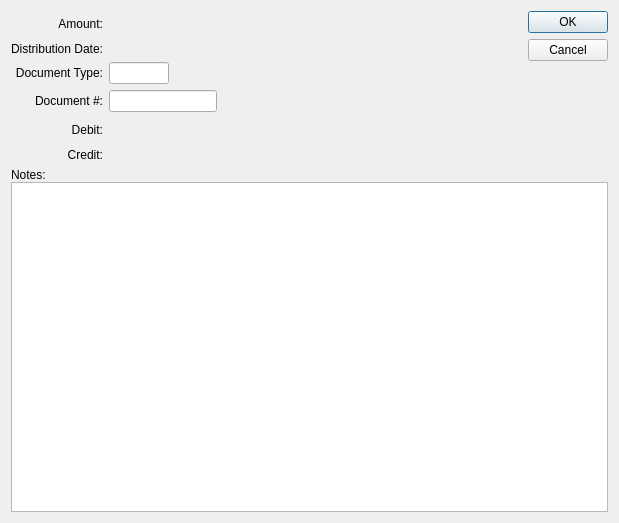
Pegasus-RPG/xtuple-client, file guiclient/glTransaction.ui: the form before one commit.
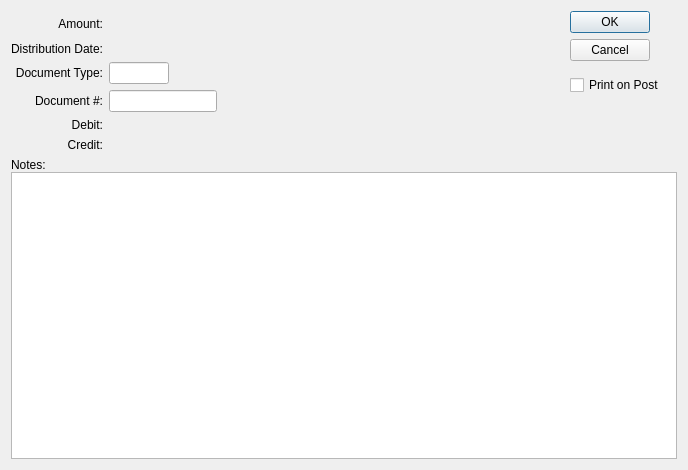
The form after the commit. Custom widgets are drawn as their Qt base class.

Commit message: Issue #26366: Print on Post GL Simple transactions

The edit to the form file:
```diff
--- a/guiclient/glTransaction.ui
+++ b/guiclient/glTransaction.ui
@@ -13,14 +13,79 @@
    <rect>
     <x>0</x>
     <y>0</y>
-    <width>619</width>
-    <height>523</height>
+    <width>688</width>
+    <height>470</height>
    </rect>
   </property>
   <property name="windowTitle">
    <string>Simple G/L Journal Entry</string>
   </property>
   <layout class="QGridLayout" name="gridLayout">
+   <item row="5" column="0" colspan="4">
+    <widget class="QFrame" name="frame">
+     <property name="sizePolicy">
+      <sizepolicy hsizetype="Preferred" vsizetype="Expanding">
+       <horstretch>0</horstretch>
+       <verstretch>1</verstretch>
+      </sizepolicy>
+     </property>
+     <property name="frameShape">
+      <enum>QFrame::NoFrame</enum>
+     </property>
+     <property name="frameShadow">
+      <enum>QFrame::Plain</enum>
+     </property>
+     <layout class="QVBoxLayout">
+      <property name="spacing">
+       <number>0</number>
+      </property>
+      <property name="leftMargin">
+       <number>0</number>
+      </property>
+      <property name="topMargin">
+       <number>0</number>
+      </property>
+      <property name="rightMargin">
+       <number>0</number>
+      </property>
+      <property name="bottomMargin">
+       <number>0</number>
+      </property>
+      <item>
+       <widget class="QLabel" name="_notesLit">
+        <property name="text">
+         <string>Notes:</string>
+        </property>
+        <property name="alignment">
+         <set>Qt::AlignLeading|Qt::AlignLeft|Qt::AlignVCenter</set>
+        </property>
+       </widget>
+      </item>
+      <item>
+       <widget class="XTextEdit" name="_notes">
+        <property name="tabChangesFocus">
+         <bool>true</bool>
+        </property>
+        <property name="spellEnable">
+         <bool>true</bool>
+        </property>
+       </widget>
+      </item>
+     </layout>
+    </widget>
+   </item>
+   <item row="0" column="0">
+    <layout class="QGridLayout" name="gridLayout_2">
+     <item row="3" column="0">
+      <widget class="QLabel" name="_docNumberLit">
+       <property name="text">
+        <string>Document #:</string>
+       </property>
+       <property name="alignment">
+        <set>Qt::AlignRight|Qt::AlignTrailing|Qt::AlignVCenter</set>
+       </property>
+      </widget>
+     </item>
    <item row="0" column="0">
     <widget class="QLabel" name="_amountLit">
      <property name="minimumSize">
@@ -37,43 +102,10 @@
      </property>
     </widget>
    </item>
-   <item row="0" column="1">
-    <layout class="QHBoxLayout">
-     <item>
-      <widget class="CurrCluster" name="_amount"/>
-     </item>
-     <item>
-      <spacer>
-       <property name="orientation">
-        <enum>Qt::Horizontal</enum>
-       </property>
-       <property name="sizeType">
-        <enum>QSizePolicy::Expanding</enum>
-       </property>
-       <property name="sizeHint" stdset="0">
-        <size>
-         <width>20</width>
-         <height>20</height>
-        </size>
-       </property>
-      </spacer>
-     </item>
-    </layout>
-   </item>
-   <item row="0" column="2" rowspan="6">
-    <widget class="QDialogButtonBox" name="_buttonBox">
-     <property name="orientation">
-      <enum>Qt::Vertical</enum>
-     </property>
-     <property name="standardButtons">
-      <set>QDialogButtonBox::Cancel|QDialogButtonBox::Ok</set>
-     </property>
-    </widget>
-   </item>
-   <item row="1" column="0">
-    <widget class="QLabel" name="_distDateLit">
+     <item row="2" column="0">
+      <widget class="QLabel" name="_docTypeLit">
      <property name="text">
-      <string>Distribution Date:</string>
+        <string>Document Type:</string>
      </property>
      <property name="alignment">
       <set>Qt::AlignRight|Qt::AlignTrailing|Qt::AlignVCenter</set>
@@ -103,10 +135,53 @@
      </item>
     </layout>
    </item>
-   <item row="2" column="0">
-    <widget class="QLabel" name="_docTypeLit">
+     <item row="1" column="0">
+      <widget class="QLabel" name="_distDateLit">
      <property name="text">
-      <string>Document Type:</string>
+        <string>Distribution Date:</string>
+       </property>
+       <property name="alignment">
+        <set>Qt::AlignRight|Qt::AlignTrailing|Qt::AlignVCenter</set>
+       </property>
+      </widget>
+     </item>
+     <item row="0" column="1">
+      <layout class="QHBoxLayout">
+       <item>
+        <widget class="CurrCluster" name="_amount"/>
+       </item>
+       <item>
+        <spacer>
+         <property name="orientation">
+          <enum>Qt::Horizontal</enum>
+         </property>
+         <property name="sizeType">
+          <enum>QSizePolicy::Expanding</enum>
+         </property>
+         <property name="sizeHint" stdset="0">
+          <size>
+           <width>20</width>
+           <height>20</height>
+          </size>
+         </property>
+        </spacer>
+       </item>
+      </layout>
+     </item>
+     <item row="4" column="0">
+      <widget class="QLabel" name="_debitLit">
+       <property name="text">
+        <string>Debit:</string>
+       </property>
+       <property name="alignment">
+        <set>Qt::AlignRight|Qt::AlignTrailing|Qt::AlignVCenter</set>
+       </property>
+      </widget>
+     </item>
+     <item row="5" column="0">
+      <widget class="QLabel" name="_creditLit">
+       <property name="text">
+        <string>Credit:</string>
      </property>
      <property name="alignment">
       <set>Qt::AlignRight|Qt::AlignTrailing|Qt::AlignVCenter</set>
@@ -149,16 +224,6 @@
      </item>
     </layout>
    </item>
-   <item row="3" column="0">
-    <widget class="QLabel" name="_docNumberLit">
-     <property name="text">
-      <string>Document #:</string>
-     </property>
-     <property name="alignment">
-      <set>Qt::AlignRight|Qt::AlignTrailing|Qt::AlignVCenter</set>
-     </property>
-    </widget>
-   </item>
    <item row="3" column="1">
     <layout class="QHBoxLayout">
      <property name="spacing">
@@ -198,36 +263,6 @@
      </item>
     </layout>
    </item>
-   <item row="4" column="0">
-    <layout class="QVBoxLayout" name="verticalLayout">
-     <property name="topMargin">
-      <number>5</number>
-     </property>
-     <item>
-      <widget class="QLabel" name="_debitLit">
-       <property name="text">
-        <string>Debit:</string>
-       </property>
-       <property name="alignment">
-        <set>Qt::AlignRight|Qt::AlignTrailing|Qt::AlignVCenter</set>
-       </property>
-      </widget>
-     </item>
-     <item>
-      <spacer name="verticalSpacer">
-       <property name="orientation">
-        <enum>Qt::Vertical</enum>
-       </property>
-       <property name="sizeHint" stdset="0">
-        <size>
-         <width>20</width>
-         <height>0</height>
-        </size>
-       </property>
-      </spacer>
-     </item>
-    </layout>
-   </item>
    <item row="4" column="1">
     <widget class="GLCluster" name="_debit">
      <property name="focusPolicy">
@@ -235,36 +270,6 @@
      </property>
     </widget>
    </item>
-   <item row="5" column="0">
-    <layout class="QVBoxLayout" name="verticalLayout_2">
-     <property name="topMargin">
-      <number>5</number>
-     </property>
-     <item>
-      <widget class="QLabel" name="_creditLit">
-       <property name="text">
-        <string>Credit:</string>
-       </property>
-       <property name="alignment">
-        <set>Qt::AlignRight|Qt::AlignTrailing|Qt::AlignVCenter</set>
-       </property>
-      </widget>
-     </item>
-     <item>
-      <spacer name="verticalSpacer_2">
-       <property name="orientation">
-        <enum>Qt::Vertical</enum>
-       </property>
-       <property name="sizeHint" stdset="0">
-        <size>
-         <width>20</width>
-         <height>0</height>
-        </size>
-       </property>
-      </spacer>
-     </item>
-    </layout>
-   </item>
    <item row="5" column="1">
     <widget class="GLCluster" name="_credit">
      <property name="focusPolicy">
@@ -272,49 +277,41 @@
      </property>
     </widget>
    </item>
-   <item row="6" column="0" colspan="3">
-    <widget class="QFrame" name="frame">
-     <property name="sizePolicy">
-      <sizepolicy hsizetype="Preferred" vsizetype="Expanding">
-       <horstretch>0</horstretch>
-       <verstretch>1</verstretch>
-      </sizepolicy>
-     </property>
-     <property name="frameShape">
-      <enum>QFrame::NoFrame</enum>
-     </property>
-     <property name="frameShadow">
-      <enum>QFrame::Plain</enum>
-     </property>
-     <layout class="QVBoxLayout">
-      <property name="spacing">
-       <number>0</number>
-      </property>
-      <property name="margin">
-       <number>0</number>
-      </property>
+    </layout>
+   </item>
+   <item row="0" column="1">
+    <layout class="QVBoxLayout" name="verticalLayout_3">
+     <item>
+      <widget class="QDialogButtonBox" name="_buttonBox">
+       <property name="orientation">
+        <enum>Qt::Vertical</enum>
+       </property>
+       <property name="standardButtons">
+        <set>QDialogButtonBox::Cancel|QDialogButtonBox::Ok</set>
+       </property>
+      </widget>
+     </item>
       <item>
-       <widget class="QLabel" name="_notesLit">
+      <widget class="XCheckBox" name="_print">
         <property name="text">
-         <string>Notes:</string>
-        </property>
-        <property name="alignment">
-         <set>Qt::AlignLeading|Qt::AlignLeft|Qt::AlignVCenter</set>
+        <string>Print on Post</string>
         </property>
        </widget>
       </item>
       <item>
-       <widget class="XTextEdit" name="_notes">
-        <property name="tabChangesFocus">
-         <bool>true</bool>
-        </property>
-        <property name="spellEnable">
-         <bool>true</bool>
-        </property>
-       </widget>
-      </item>
-     </layout>
-    </widget>
+      <spacer name="verticalSpacer">
+       <property name="orientation">
+        <enum>Qt::Vertical</enum>
+       </property>
+       <property name="sizeHint" stdset="0">
+        <size>
+         <width>20</width>
+         <height>40</height>
+        </size>
+       </property>
+      </spacer>
+     </item>
+    </layout>
    </item>
   </layout>
  </widget>
@@ -342,6 +339,11 @@
    <extends>QWidget</extends>
    <header>glcluster.h</header>
   </customwidget>
+  <customwidget>
+   <class>XCheckBox</class>
+   <extends>QCheckBox</extends>
+   <header>xcheckbox.h</header>
+  </customwidget>
   <customwidget>
    <class>XLineEdit</class>
    <extends>QLineEdit</extends>
```
Left out of the diff: 3 changed lines with no effect on the pictures. Lines whose indentation alone changed are shown as unchanged. The commit also changes 1 other file.
